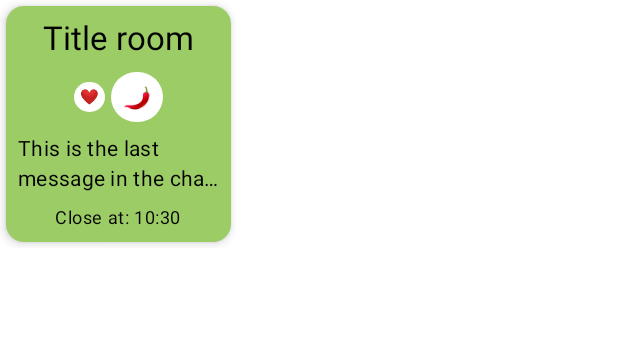
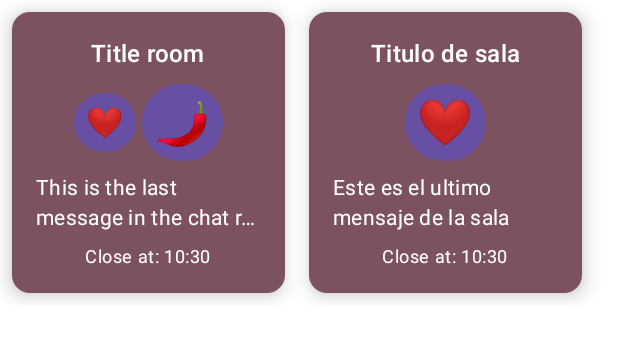
Before and after one commit to neldroid/magic_room_android, an Android app built with Jetpack Compose: the @Preview function CheckRowPreview, on a phone screen of 412 x 824 dp. Shown: the top 339 px of the screen. Run offline under Robolectric (Android 15) with nearby library versions, the phone set to English and light mode, and no system bars.

Commit message:
Change available rooms UI. Add fotns

```diff
--- a/app/build.gradle
+++ b/app/build.gradle
@@ -62,6 +62,8 @@ dependencies {
     implementation 'androidx.compose.ui:ui-graphics'
     implementation 'androidx.compose.ui:ui-tooling-preview'
     implementation 'androidx.compose.material3:material3'
+    implementation "androidx.navigation:navigation-compose:2.6.0"
+    implementation "androidx.compose.ui:ui-text-google-fonts:1.4.3"
 
     implementation platform('com.google.firebase:firebase-bom:32.1.0')
     implementation 'com.google.firebase:firebase-firestore-ktx'
--- a/app/src/main/java/com/lightningapps/magicroom/presentation/MainActivity.kt
+++ b/app/src/main/java/com/lightningapps/magicroom/presentation/MainActivity.kt
@@ -26,6 +26,8 @@ import androidx.compose.ui.unit.dp
 import androidx.lifecycle.Lifecycle
 import androidx.lifecycle.lifecycleScope
 import androidx.lifecycle.repeatOnLifecycle
+import androidx.navigation.NavHost
+import androidx.navigation.compose.rememberNavController
 import com.lightningapps.magicroom.R
 import com.lightningapps.magicroom.presentation.component.UserHomeTopAppBar
 import com.lightningapps.magicroom.presentation.component.room.LastOpenRoomsComponent
--- a/app/src/main/java/com/lightningapps/magicroom/presentation/component/room/AvailableRoomsComponent.kt
+++ b/app/src/main/java/com/lightningapps/magicroom/presentation/component/room/AvailableRoomsComponent.kt
@@ -6,9 +6,11 @@ import androidx.compose.foundation.layout.Box
 import androidx.compose.foundation.layout.Column
 import androidx.compose.foundation.layout.Row
 import androidx.compose.foundation.layout.Spacer
+import androidx.compose.foundation.layout.fillMaxHeight
 import androidx.compose.foundation.layout.fillMaxWidth
 import androidx.compose.foundation.layout.padding
 import androidx.compose.foundation.layout.width
+import androidx.compose.foundation.layout.wrapContentWidth
 import androidx.compose.foundation.lazy.LazyRow
 import androidx.compose.foundation.lazy.items
 import androidx.compose.foundation.shape.CircleShape
@@ -52,6 +54,7 @@ fun LastOpenRoomsComponent(availableRoomsResult: UIResult, clickAvailableRoom: (
             UIResult.Loading -> {
                 CircularProgressIndicator()
             }
+
             is UIResult.SuccessRooms -> {
                 RoomsRow(
                     rooms = availableRoomsResult.rooms,
@@ -66,8 +69,11 @@ fun LastOpenRoomsComponent(availableRoomsResult: UIResult, clickAvailableRoom: (
 
 @Composable
 fun RoomsRow(rooms: List<Room>, clickAvailableRoom: () -> Unit) {
-    LazyRow {
-        items(rooms){room ->
+    LazyRow(
+        modifier = Modifier
+            .fillMaxWidth(),
+    ) {
+        items(rooms) { room ->
             OpenRoomItem(room, clickAvailableRoom)
         }
     }
@@ -78,33 +84,32 @@ Shows the room for the open ones. Use the reaction component
  */
 @Composable
 fun OpenRoomItem(room: Room, clickAvailableRoom: () -> Unit) {
-    val roomColor = Color(room.backgroundColor.toColorInt())
-
     Card(
         colors = CardDefaults.cardColors(
-            containerColor = roomColor
+            containerColor = MaterialTheme.colorScheme.tertiary
         ),
         modifier = Modifier
-            .padding(4.dp)
-            .clickable(onClick = clickAvailableRoom)
-            .width(150.dp),
-        elevation = CardDefaults.cardElevation(defaultElevation = 4.dp),
+            .padding(8.dp)
+            .clickable(onClick = clickAvailableRoom),
+        elevation = CardDefaults.cardElevation(defaultElevation = 8.dp),
     ) {
         Column(
             modifier = Modifier
-                .padding(8.dp)
+                .padding(16.dp)
                 .fillMaxWidth(),
             horizontalAlignment = Alignment.CenterHorizontally
         ) {
             Text(
-                style = MaterialTheme.typography.titleLarge,
+                style = MaterialTheme.typography.titleMedium,
                 text = room.title
             )
             if (room.reactions.size > 0) {
                 // Show component only when at last is one reaction for the room
-                ReactionComponent(room.reactions, roomColor)
+                ReactionComponent(room.reactions)
             }
             Text(
+                modifier = Modifier
+                    .width(150.dp),
                 style = MaterialTheme.typography.bodyMedium,
                 text = room.lastMessage,
                 maxLines = 2,
@@ -117,13 +122,18 @@ fun OpenRoomItem(room: Room, clickAvailableRoom: () -> Unit) {
 
 @Composable
 fun TimeRoomComponent(closingTime: Date) {
-    Text(modifier = Modifier.padding(top = 8.dp),
+    Text(
+        modifier = Modifier.padding(top = 8.dp),
         style = MaterialTheme.typography.bodySmall,
-        text = stringResource(id = R.string.closingTime, SimpleDateFormat("HH:mm").format(closingTime)))
+        text = stringResource(
+            id = R.string.closingTime,
+            SimpleDateFormat("HH:mm").format(closingTime)
+        )
+    )
 }
 
 @Composable
-fun ReactionComponent(reactions: MutableList<Reaction>, roomColor: Color) {
+fun ReactionComponent(reactions: MutableList<Reaction>) {
     Row(
         modifier = Modifier
             .padding(top = 8.dp, bottom = 8.dp),
@@ -134,7 +144,7 @@ fun ReactionComponent(reactions: MutableList<Reaction>, roomColor: Color) {
             Spacer(modifier = Modifier.padding(end = 4.dp))
         }
         // Always set [0] already asked for .size > 0
-        EmojiText(reactions[0].emojiCode, roomColor, true)
+        EmojiText(reactions[0].emojiCode, true)
         if (reactions.size == 3) {
             Spacer(modifier = Modifier.padding(start = 4.dp))
             EmojiText(reactions[2].emojiCode)
@@ -143,28 +153,28 @@ fun ReactionComponent(reactions: MutableList<Reaction>, roomColor: Color) {
 }
 
 @Composable
-fun EmojiText(emojiCode: String, roomColor: Color = Color.Black, mainEmoji: Boolean = false) {
+fun EmojiText(emojiCode: String, mainEmoji: Boolean = false) {
     Box(
         modifier = Modifier
-            .background(Color.White, CircleShape),
+            .background(MaterialTheme.colorScheme.primary, CircleShape)
+            .padding(8.dp),
     ) {
         Text(
             text = emojiCode,
-            modifier = Modifier
-                .padding(if (mainEmoji) 8.dp else 4.dp),
             style = TextStyle(
-                fontSize = if (mainEmoji) 15.sp else 10.sp
+                fontSize = if (mainEmoji) 30.sp else 20.sp
             )
 
         )
     }
 }
 
-@Preview
+@Preview(widthDp = 250)
 @Composable
 fun CheckRowPreview() {
-    OpenRoomItem(
-        room = Room(
+    RoomsRow(
+        rooms = listOf(
+            Room(
                 "",
                 "Title room",
                 "This is the description",
@@ -175,6 +185,17 @@ fun CheckRowPreview() {
                 Date.from(Instant.now()),
                 User()
             ),
-        clickAvailableRoom = { }
+            Room(
+                "",
+                "Titulo de sala",
+                "Esta es la descripcion",
+                "Este es el ultimo mensaje de la sala",
+                mutableListOf(Reaction("❤️", 5)),
+                Capacity(20, 15),
+                "#9CCC65",
+                Date.from(Instant.now()),
+                User()
+            )
+        ), {}
     )
 }
```
Also changed, not shown: app/src/main/java/com/lightningapps/magicroom/presentation/theme/Theme.kt (+6 -5 lines), app/src/main/java/com/lightningapps/magicroom/presentation/theme/Type.kt (+30 -22 lines), app/src/main/res/font/opensans_bold.ttf (added), app/src/main/res/font/opensans_extrabold.ttf (added), app/src/main/res/font/opensans_light.ttf (added), app/src/main/res/font/opensans_medium.ttf (added), app/src/main/res/font/opensans_regular.ttf (added), app/src/main/res/font/opensans_semibold.ttf (added). Lines whose indentation alone changed are shown as unchanged.
